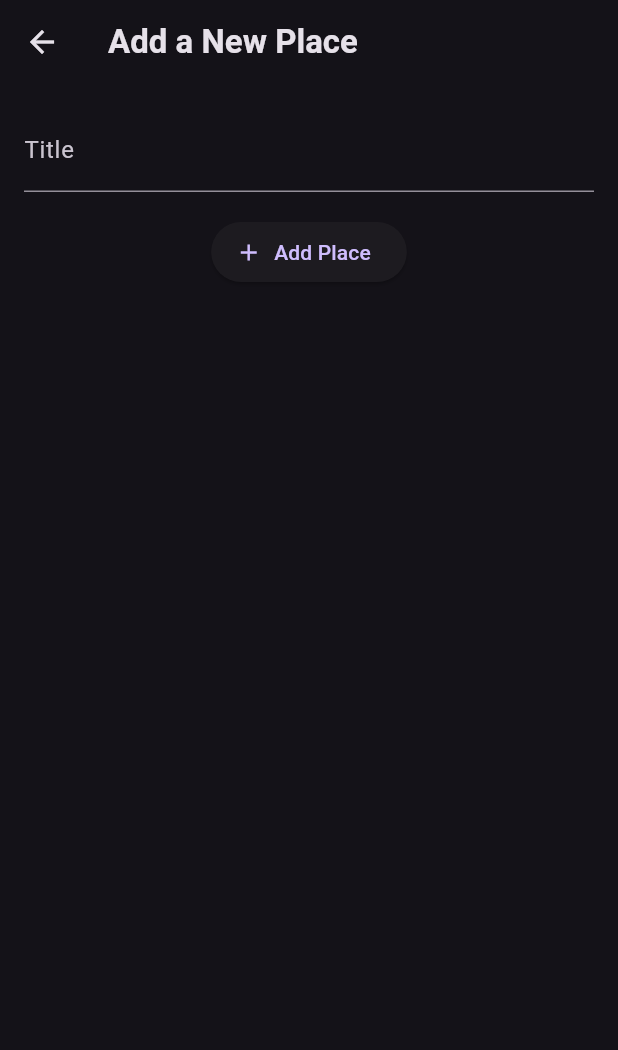
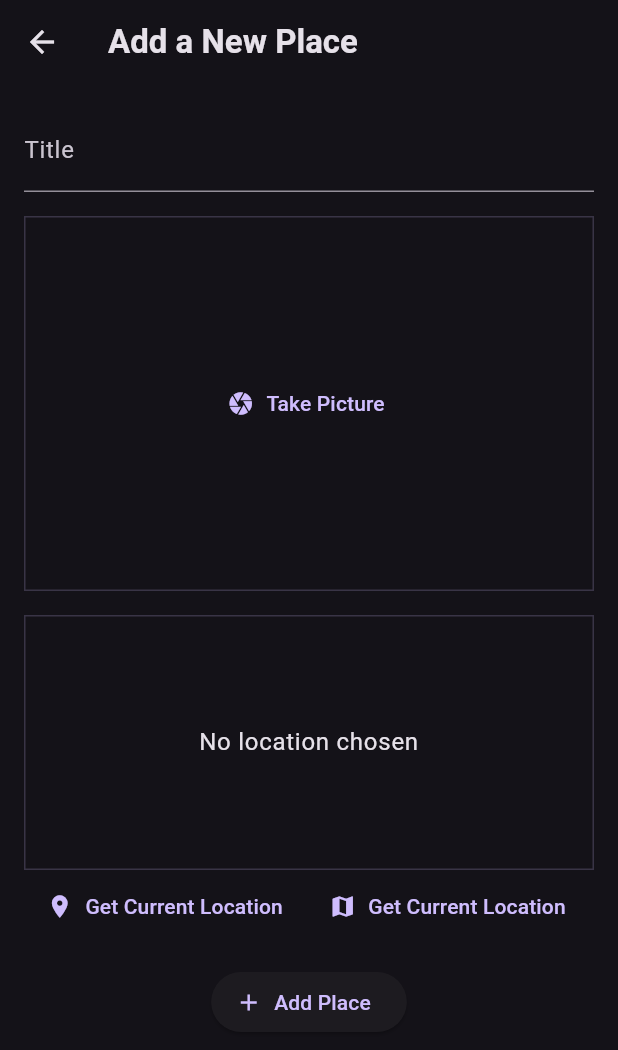
Before and after one commit to amMooncake/flutter_master, a Flutter app: the screen it shows after launch, after a tap on the "add" icon, on a phone screen of 412 x 824 dp. Shown: the top 1050 px of the screen. Run offline on Flutter 3.47's test engine with Material 3 defaults, Android fonts, the phone set to English and light mode, and no system bars; our stand-ins replace flutter_riverpod, google_fonts, google_maps_flutter, image_picker, location.

Commit message:
Add image selection and map functionality; integrate file selector and location features

```diff
--- a/lib/models/place.dart
+++ b/lib/models/place.dart
@@ -1,10 +1,28 @@
+import 'dart:io';
 import 'package:uuid/uuid.dart';
 
 const uuid = Uuid();
 
+class PlaceLocation {
+  PlaceLocation({
+    required this.latitude,
+    required this.longitude,
+    required this.address,
+  });
+  final double latitude;
+  final double longitude;
+  final String address;
+}
+
 class Place {
-  Place({required this.title}) : id = uuid.v4();
+  Place({
+    required this.title,
+    required this.image,
+    required this.location,
+  }) : id = uuid.v4();
 
   final String id;
   final String title;
+  final File image;
+  final PlaceLocation location;
 }
--- a/lib/providers/user_places.dart
+++ b/lib/providers/user_places.dart
@@ -1,12 +1,13 @@
 import 'package:flutter_riverpod/flutter_riverpod.dart';
+import 'dart:io';
 
 import 'package:flutter_master/models/place.dart';
 
 class UserPlacesNotifier extends StateNotifier<List<Place>> {
   UserPlacesNotifier() : super(const []);
 
-  void addPlace(String title) {
-    final newPlace = Place(title: title);
+  void addPlace(String title, File image, PlaceLocation location) {
+    final newPlace = Place(title: title, image: image, location: location);
     state = [...state, newPlace];
   }
 }
--- a/lib/screens/add_place.dart
+++ b/lib/screens/add_place.dart
@@ -1,6 +1,10 @@
+import 'dart:io';
 import 'package:flutter/material.dart';
+import 'package:flutter_master/models/place.dart';
+import 'package:flutter_master/widgets/location_input.dart';
 import 'package:flutter_riverpod/flutter_riverpod.dart';
 
+import 'package:flutter_master/widgets/image_input.dart';
 import 'package:flutter_master/providers/user_places.dart';
 
 class AddPlaceScreen extends ConsumerStatefulWidget {
@@ -12,14 +16,17 @@ class AddPlaceScreen extends ConsumerStatefulWidget {
 
 class _AddPlaceScreenState extends ConsumerState<AddPlaceScreen> {
   final _titleController = TextEditingController();
+  File? _selectedImage;
+  PlaceLocation? _selectedLocation;
 
   void _savePlace() {
     final enteredTitle = _titleController.text;
 
-    if (enteredTitle.isEmpty) {
+    if (enteredTitle.isEmpty || _selectedImage == null || _selectedLocation == null) {
       return;
     }
-    ref.read(userPlacesProvider.notifier).addPlace(enteredTitle);
+
+    ref.read(userPlacesProvider.notifier).addPlace(enteredTitle, _selectedImage!, _selectedLocation!);
 
     Navigator.of(context).pop();
   }
@@ -46,6 +53,18 @@ class _AddPlaceScreenState extends ConsumerState<AddPlaceScreen> {
               style: TextStyle(color: Theme.of(context).colorScheme.onSurface),
             ),
             SizedBox(height: 16),
+            ImageInput(
+              onPickImage: (image) {
+                _selectedImage = image;
+              },
+            ),
+            SizedBox(height: 16),
+            LocationInput(
+              onSelectLocation: (location) {
+                _selectedLocation = location;
+              },
+            ),
+            SizedBox(height: 16),
             ElevatedButton.icon(
               onPressed: _savePlace,
               icon: Icon(Icons.add),
--- a/lib/screens/places.dart
+++ b/lib/screens/places.dart
@@ -1,7 +1,6 @@
 import 'package:flutter/material.dart';
 import 'package:flutter_master/providers/user_places.dart';
 import 'package:flutter_riverpod/flutter_riverpod.dart';
-import 'package:flutter_master/models/place.dart';
 
 import 'package:flutter_master/widgets/places_list.dart';
 import 'package:flutter_master/screens/add_place.dart';
@@ -24,8 +23,11 @@ class PlacesScreen extends ConsumerWidget {
               icon: const Icon(Icons.add)),
         ],
       ),
-      body: PlacesList(
-        places: userPlaces,
+      body: Padding(
+        padding: const EdgeInsets.all(8),
+        child: PlacesList(
+          places: userPlaces,
+        ),
       ),
     );
   }
--- /dev/null
+++ b/lib/widgets/image_input.dart
@@ -0,0 +1,64 @@
+import 'dart:io';
+
+import 'package:flutter/material.dart';
+import 'package:image_picker/image_picker.dart';
+
+class ImageInput extends StatefulWidget {
+  const ImageInput({super.key, required this.onPickImage});
+
+  final void Function(File image) onPickImage;
+
+  @override
+  State<ImageInput> createState() => _ImageInputState();
+}
+
+class _ImageInputState extends State<ImageInput> {
+  File? _selectedImage;
+
+  void _takePicture() async {
+    final imagePicker = ImagePicker();
+    final pickedImage = await imagePicker.pickImage(
+      source: ImageSource.camera,
+      maxWidth: 600,
+    );
+
+    if (pickedImage == null) {
+      return;
+    }
+    _selectedImage = File(pickedImage.path);
+    setState(() {});
+
+    widget.onPickImage(_selectedImage!);
+  }
+
+  @override
+  Widget build(BuildContext context) {
+    Widget content;
+    if (_selectedImage == null) {
+      content = TextButton.icon(
+        icon: const Icon(Icons.camera),
+        label: const Text('Take Picture'),
+        onPressed: _takePicture,
+      );
+    } else {
+      content = GestureDetector(
+        onTap: _takePicture,
+        child: Image.file(
+          _selectedImage!,
+          fit: BoxFit.cover,
+          width: double.infinity,
+          height: double.infinity,
+        ),
+      );
+    }
+
+    return Container(
+      decoration: BoxDecoration(
+          border: Border.all(width: 1, color: Theme.of(context).colorScheme.primary.withOpacity(0.2))),
+      height: 250,
+      width: double.infinity,
+      alignment: Alignment.center,
+      child: content,
+    );
+  }
+}
--- /dev/null
+++ b/lib/widgets/location_input.dart
@@ -0,0 +1,134 @@
+import 'dart:convert';
+
+import 'package:flutter/material.dart';
+import 'package:location/location.dart';
+import 'package:http/http.dart' as http;
+import 'package:flutter_master/models/place.dart';
+
+class LocationInput extends StatefulWidget {
+  const LocationInput({super.key, required this.onSelectLocation});
+
+  final void Function(PlaceLocation location) onSelectLocation;
+
+  @override
+  State<LocationInput> createState() => _LocationInputState();
+}
+
+class _LocationInputState extends State<LocationInput> {
+  PlaceLocation? _pickedLocation;
+  bool _isGettingLocation = false;
+
+  String get locationImage {
+    if (_pickedLocation == null) {
+      return '';
+    }
+    final lat = _pickedLocation?.latitude;
+    final lng = _pickedLocation?.longitude;
+    return 'https://maps.googleapis.com/maps/api/staticmap?center=$lat,$lng=&zoom=16&size=600x300&maptype=roadmap&markers=color:red%7Clabel:A%7C$lat,$lng&key=AIzaSyBH3c1o-HZ-rRiTkg1jFHHaC3LRPi-YAY0';
+  }
+
+  void _getCurrentLocation() async {
+    Location location = Location();
+    setState(() {
+      _isGettingLocation = true;
+    });
+
+    bool serviceEnabled;
+    PermissionStatus permissionGranted;
+    LocationData locationData;
+
+    serviceEnabled = await location.serviceEnabled();
+    if (!serviceEnabled) {
+      serviceEnabled = await location.requestService();
+      if (!serviceEnabled) {
+        return;
+      }
+    }
+
+    permissionGranted = await location.hasPermission();
+    if (permissionGranted == PermissionStatus.denied) {
+      permissionGranted = await location.requestPermission();
+      if (permissionGranted != PermissionStatus.granted) {
+        return;
+      }
+    }
+    locationData = await location.getLocation();
+
+    final lat = locationData.latitude;
+    final lng = locationData.longitude;
+
+    if (lat == null || lng == null) {
+      return;
+    }
+
+    final url = Uri.parse(
+        'https://maps.googleapis.com/maps/api/geocode/json?latlng=$lat,$lng&key=AIzaSyBH3c1o-HZ-rRiTkg1jFHHaC3LRPi-YAY0');
+
+    final response = await http.get(url);
+    final resData = json.decode(response.body);
+    final adress = resData['results'][0]['formatted_address'];
+
+    setState(() {
+      _pickedLocation = PlaceLocation(
+        latitude: lat,
+        longitude: lng,
+        address: adress,
+      );
+      _isGettingLocation = false;
+    });
+
+    widget.onSelectLocation(_pickedLocation!);
+  }
+
+  @override
+  Widget build(BuildContext context) {
+    Widget previewContent = Text(
+      'No location chosen',
+      textAlign: TextAlign.center,
+      style: Theme.of(context)
+          .textTheme
+          .bodyLarge!
+          .copyWith(color: Theme.of(context).colorScheme.onBackground),
+    );
+    if (_pickedLocation != null) {
+      previewContent = Image.network(
+        locationImage,
+        fit: BoxFit.cover,
+        width: double.infinity,
+        height: 170,
+      );
+    } else if (_isGettingLocation) {
+      previewContent = CircularProgressIndicator();
+    }
+
+    return Column(children: [
+      Container(
+        height: 170,
+        width: double.infinity,
+        alignment: Alignment.center,
+        decoration: BoxDecoration(
+          border: Border.all(
+            width: 1,
+            color: Theme.of(context).colorScheme.primary.withOpacity(0.2),
+          ),
+        ),
+        child: previewContent,
+      ),
+      Row(
+        mainAxisAlignment: MainAxisAlignment.spaceEvenly,
+        children: [
+          TextButton.icon(
+            icon: Icon(Icons.location_on),
+            label: Text('Get Current Location'),
+            onPressed: _getCurrentLocation,
+          ),
+          TextButton.icon(
+            icon: Icon(Icons.map),
+            label: Text('Get Current Location'),
+            onPressed: () {},
+          ),
+        ],
+      ),
+    ]);
+  }
+}
--- a/lib/widgets/places_list.dart
+++ b/lib/widgets/places_list.dart
@@ -24,6 +24,10 @@ class PlacesList extends StatelessWidget {
     return ListView.builder(
       itemCount: places.length,
       itemBuilder: (ctx, index) => ListTile(
+        leading: CircleAvatar(
+          radius: 26,
+          backgroundImage: FileImage(places[index].image),
+        ),
         title: Text(
           places[index].title,
           style: Theme.of(context)
--- a/pubspec.yaml
+++ b/pubspec.yaml
@@ -11,6 +11,10 @@ dependencies:
     sdk: flutter
   flutter_riverpod: ^2.6.1
   google_fonts: ^6.2.1
+  google_maps_flutter: ^2.10.0
+  http: ^1.2.2
+  image_picker: ^1.1.2
+  location: ^7.0.1
   uuid: ^4.5.1
 
 dev_dependencies:
```
Also changed, not shown: lib/screens/map.dart (added, +46 -0 lines), lib/screens/place_detail.dart (+9 -8 lines), pubspec.lock, 7 other files.
